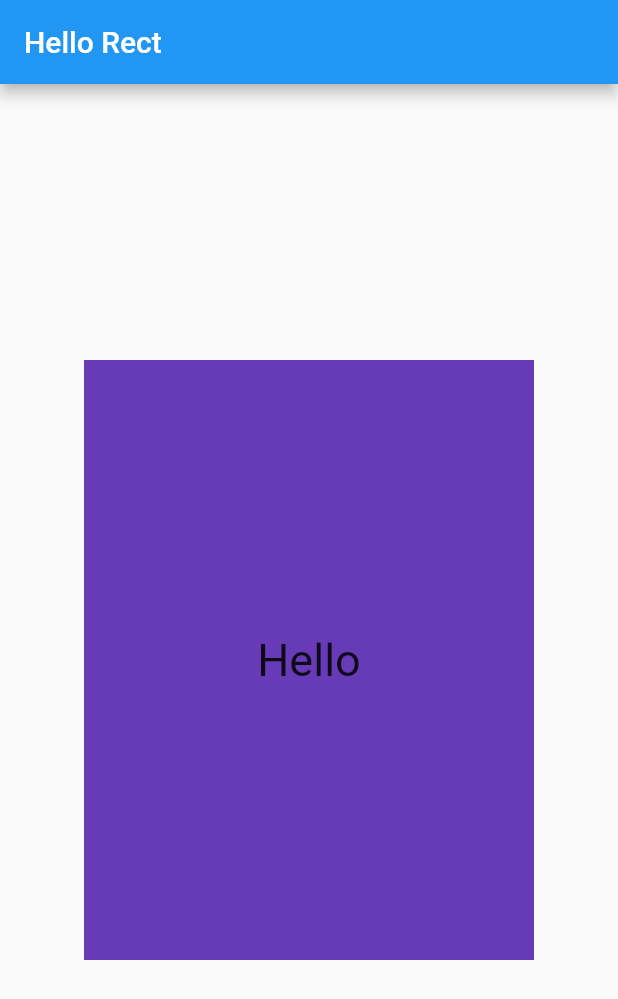
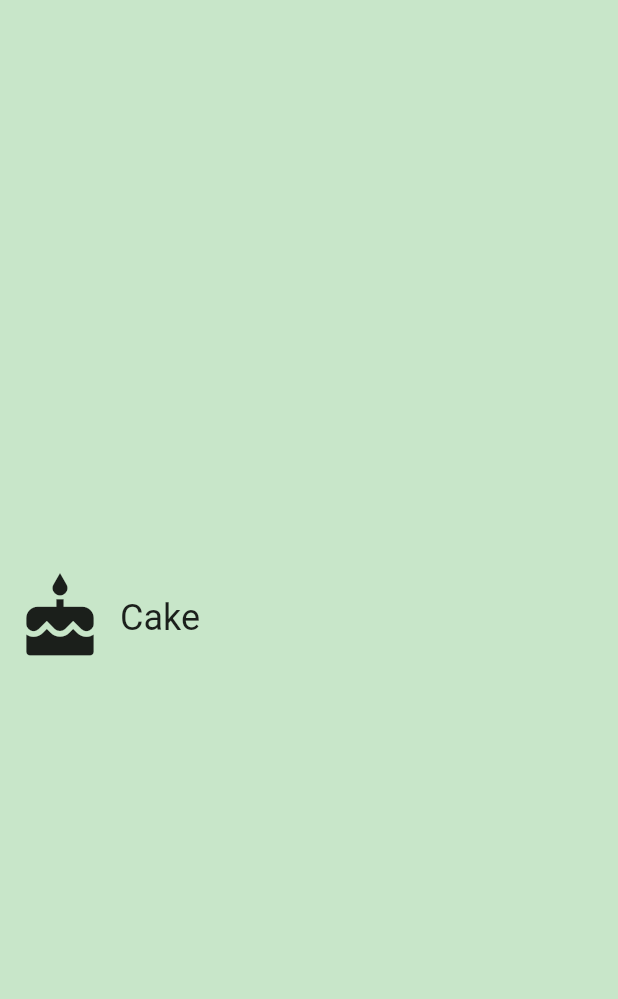
Before and after one commit to runnerro4d/Flutter, a Flutter app: the screen it shows after launch, on a phone screen of 412 x 824 dp. Shown: the top 999 px of the screen. Run offline on Flutter 3.47's test engine with Material 2 defaults, Android fonts, the phone set to English and light mode, and no system bars.

Commit message:
Button App

```diff
--- /dev/null
+++ b/lib/category.dart
@@ -0,0 +1,70 @@
+// Copyright 2018 The Chromium Authors. All rights reserved.
+// Use of this source code is governed by a BSD-style license that can be
+// found in the LICENSE file.
+
+// To keep your imports tidy, follow the ordering guidelines at
+// https://www.dartlang.org/guides/language/effective-dart/style#ordering
+import 'package:flutter/material.dart';
+
+/// A custom [Category] widget.
+///
+/// The widget is composed on an [Icon] and [Text]. Tapping on the widget shows
+/// a colored [InkWell] animation.
+class Category extends StatelessWidget {
+  /// Creates a [Category].
+  ///
+  /// A [Category] saves the name of the Category (e.g. 'Length'), its color for
+  /// the UI, and the icon that represents it (e.g. a ruler).
+  // TODO: You'll need the name, color, and iconLocation from main.dart
+  var newName;
+  var newIcon;
+  var newColor;
+
+  Category(myName, myIcon, myColor) {
+    newName = myName;
+    newIcon = myIcon;
+    newColor = myColor;
+  }
+
+  /// Builds a custom widget that shows [Category] information.
+  ///
+  /// This information includes the icon, name, and color for the [Category].
+  @override
+  // This `context` parameter describes the location of this widget in the
+  // widget tree. It can be used for obtaining Theme data from the nearest
+  // Theme ancestor in the tree. Below, we obtain the display1 text theme.
+  // See https://docs.flutter.io/flutter/material/Theme-class.html
+  Widget build(BuildContext context) {
+    // TODO: Build the custom widget here, referring to the Specs.
+    return Material(
+      color: Colors.transparent,
+      child: Container(
+        height: 100.0,
+        child: InkWell(
+          splashColor: newColor,
+          highlightColor: newColor,
+          borderRadius: BorderRadius.circular(50),
+          child: Row(
+            crossAxisAlignment: CrossAxisAlignment.stretch,
+            children: <Widget>[
+              Padding(
+                  padding: EdgeInsets.all(10),
+                  child: Icon(
+                    newIcon,
+                    size: 60,
+                  )),
+              Center(
+                  child: Text(
+                newName,
+                style: TextStyle(fontSize: 24),
+              )),
+            ],
+          ),
+          onTap: () {
+            print('I was tapped');
+          },
+        ),
+      ),
+    );
+  }
+}
--- a/lib/main.dart
+++ b/lib/main.dart
@@ -2,37 +2,39 @@
 // Use of this source code is governed by a BSD-style license that can be
 // found in the LICENSE file.
 
+// You can read about packages here: https://flutter.io/using-packages/
 import 'package:flutter/material.dart';
 
-class HelloRectangle extends StatelessWidget {
+// You can use a relative import, i.e. `import 'category.dart';` or
+// a package import, as shown below.
+// More details at http://dart-lang.github.io/linter/lints/avoid_relative_lib_imports.html
+import 'category.dart';
+
+// TODO: Pass this information into your custom [Category] widget
+const _categoryName = 'Cake';
+const _categoryIcon = Icons.cake;
+const _categoryColor = Colors.green;
+
+/// The function that is called when main.dart is run.
+void main() {
+  runApp(UnitConverterApp());
+}
+
+/// This widget is the root of our application.
+/// Currently, we just show one widget in our app.
+class UnitConverterApp extends StatelessWidget {
   @override
   Widget build(BuildContext context) {
-    return Center(
-      child: Container(
-        color: Colors.deepPurple,
-        height: 400.0,
-        width: 300.0,
-        child: Center(
-          child: Text(
-            'Hello',
-            style: TextStyle(fontSize: 30),
-          ),
+    return MaterialApp(
+      debugShowCheckedModeBanner: false,
+      title: 'Unit Converter',
+      home: Scaffold(
+        backgroundColor: Colors.green[100],
+        body: Center(
+          // TODO: Determine what properties you'll need to pass into the widget
+          child: Category(_categoryName,_categoryIcon,_categoryColor),
         ),
       ),
     );
   }
 }
-
-void main() {
-  runApp(
-    MaterialApp(
-      debugShowCheckedModeBanner: false,
-      home: Scaffold(
-        appBar: AppBar(
-          title: Text('Hello Rect'),
-        ),
-        body: HelloRectangle(),
-      ),
-    ),
-  );
-}
```
